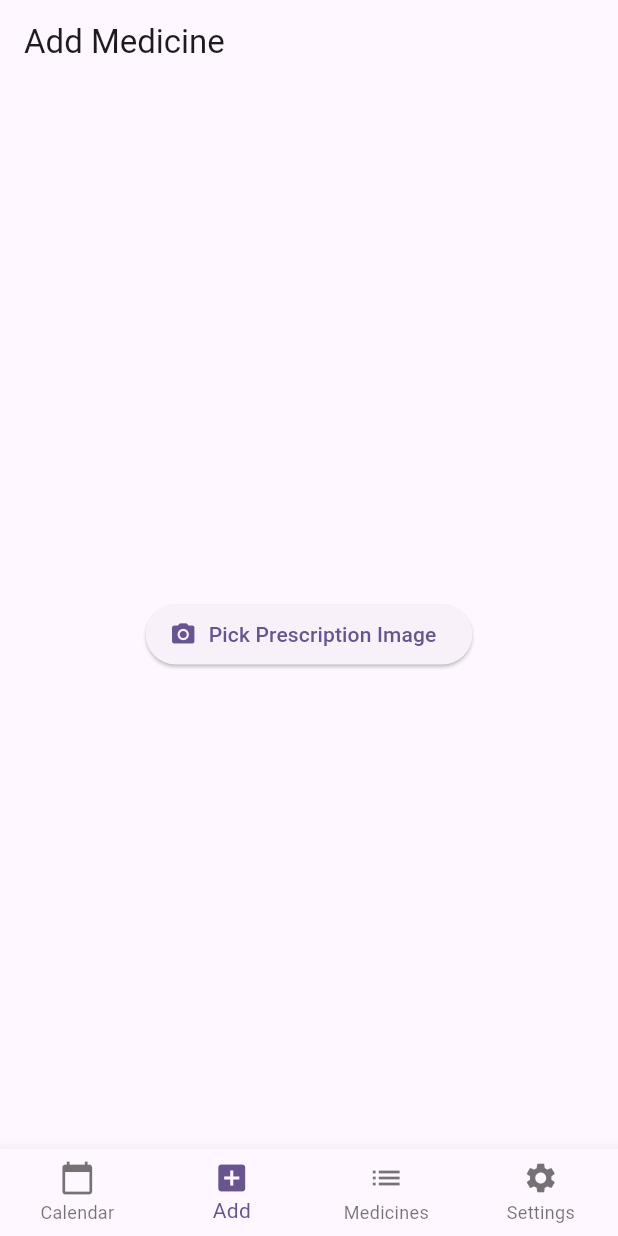
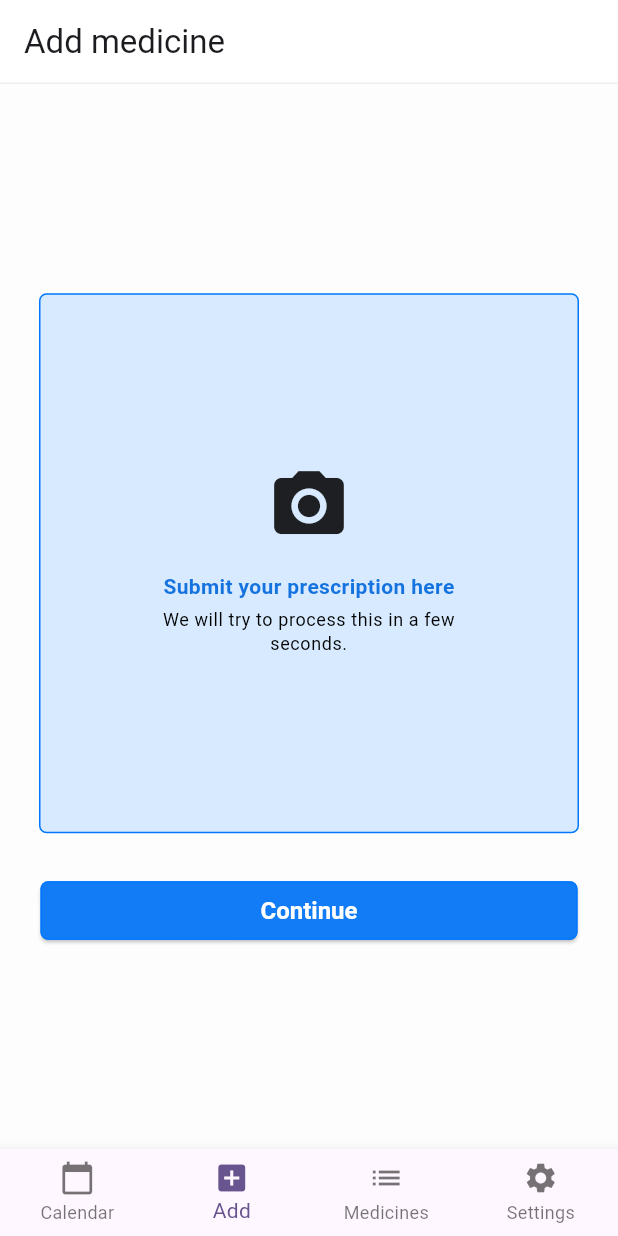
Before and after one commit to GemWinnnn/SchedRx, a Flutter app: the screen it shows after launch, item 2 of the bottom bar chosen, on a phone screen of 412 x 824 dp. Run offline on Flutter 3.47's test engine with Material 3 defaults, Android fonts, the phone set to English and light mode, and no system bars; our stand-ins replace image_picker.

Commit message:
new file:   frontend/lib/screens/add_screen.dart

```diff
--- a/frontend/lib/screens/add_screen.dart
+++ b/frontend/lib/screens/add_screen.dart
@@ -174,20 +174,112 @@ class _AddScreenState extends State<AddScreen> with TickerProviderStateMixin {
     }
     // Step 1: Image picker UI
     return Scaffold(
-      appBar: AppBar(title: const Text('Add Medicine')),
+      appBar: PreferredSize(
+        preferredSize: const Size.fromHeight(kToolbarHeight),
+        child: AppBar(
+          title: const Text('Add medicine'),
+          backgroundColor: Colors.white,
+          elevation: 0,
+          flexibleSpace: Container(
+            alignment: Alignment.bottomCenter,
+            decoration: const BoxDecoration(
+              border: Border(
+                bottom: BorderSide(color: Color(0xFFEEEEEE), width: 1),
+              ),
+            ),
+          ),
+        ),
+      ),
+      backgroundColor: const Color(0xFFFDFDFD),
       body: Center(
+        child: SingleChildScrollView(
           child: Padding(
-          padding: const EdgeInsets.all(24.0),
+            padding: const EdgeInsets.symmetric(
+              vertical: 24.0,
+              horizontal: 8.0,
+            ),
             child: Column(
               mainAxisAlignment: MainAxisAlignment.center,
               children: [
-              if (_selectedImage != null)
-                Image.file(_selectedImage!, height: 200),
-              const SizedBox(height: 24),
-              ElevatedButton.icon(
-                onPressed: _pickImage,
-                icon: const Icon(Icons.camera_alt),
-                label: const Text('Pick Prescription Image'),
+                Container(
+                  width: 360,
+                  height: 360,
+                  padding: const EdgeInsets.fromLTRB(68, 106, 68, 111),
+                  decoration: BoxDecoration(
+                    color: const Color(0xFFD8EAFF),
+                    borderRadius: BorderRadius.circular(5),
+                    border: Border.all(
+                      color: const Color(0xFF0077FE),
+                      width: 1,
+                      style: BorderStyle.solid,
+                    ),
+                  ),
+                  child: Column(
+                    mainAxisAlignment: MainAxisAlignment.center,
+                    crossAxisAlignment: CrossAxisAlignment.center,
+                    children: [
+                      Icon(Icons.camera_alt, size: 56, color: Colors.black87),
+                      const SizedBox(height: 16),
+                      GestureDetector(
+                        onTap: _pickImage,
+                        child: Text(
+                          'Submit your prescription here',
+                          textAlign: TextAlign.center,
+                          style: const TextStyle(
+                            color: Color(0xFF1573DF),
+                            fontFamily: 'Roboto',
+                            fontWeight: FontWeight.w700,
+                            fontSize: 14,
+                            height: 20 / 14,
+                            letterSpacing: 0.25,
+                          ),
+                        ),
+                      ),
+                      const SizedBox(height: 4),
+                      const Text(
+                        'We will try to process this in a few seconds.',
+                        textAlign: TextAlign.center,
+                        style: TextStyle(
+                          color: Color(0xFF000101),
+                          fontFamily: 'Roboto',
+                          fontWeight: FontWeight.w400,
+                          fontSize: 12,
+                          height: 16 / 12,
+                          letterSpacing: 0.4,
+                        ),
+                      ),
+                    ],
+                  ),
+                ),
+                const SizedBox(height: 32),
+                SizedBox(
+                  width: 358,
+                  height: 39,
+                  child: ElevatedButton(
+                    onPressed: () {}, // Always enabled
+                    style: ElevatedButton.styleFrom(
+                      backgroundColor: const Color(0xFF117CF5),
+                      foregroundColor: Colors.white,
+                      shape: RoundedRectangleBorder(
+                        borderRadius: BorderRadius.circular(5),
+                        side: const BorderSide(
+                          color: Color(0xFF0077FE),
+                          width: 1,
+                        ),
+                      ),
+                      padding: const EdgeInsets.symmetric(
+                        vertical: 4,
+                        horizontal: 142,
+                      ),
+                      textStyle: const TextStyle(
+                        fontFamily: 'Roboto',
+                        fontWeight: FontWeight.w700,
+                        fontSize: 16,
+                        height: 1.2,
+                      ),
+                    ),
+                    child: const Text('Continue'),
+                  ),
                 ),
                 if (_error != null) ...[
                   const SizedBox(height: 16),
@@ -197,6 +289,7 @@ class _AddScreenState extends State<AddScreen> with TickerProviderStateMixin {
             ),
           ),
         ),
+      ),
     );
   }
 }
```
Lines whose indentation alone changed are shown as unchanged.
